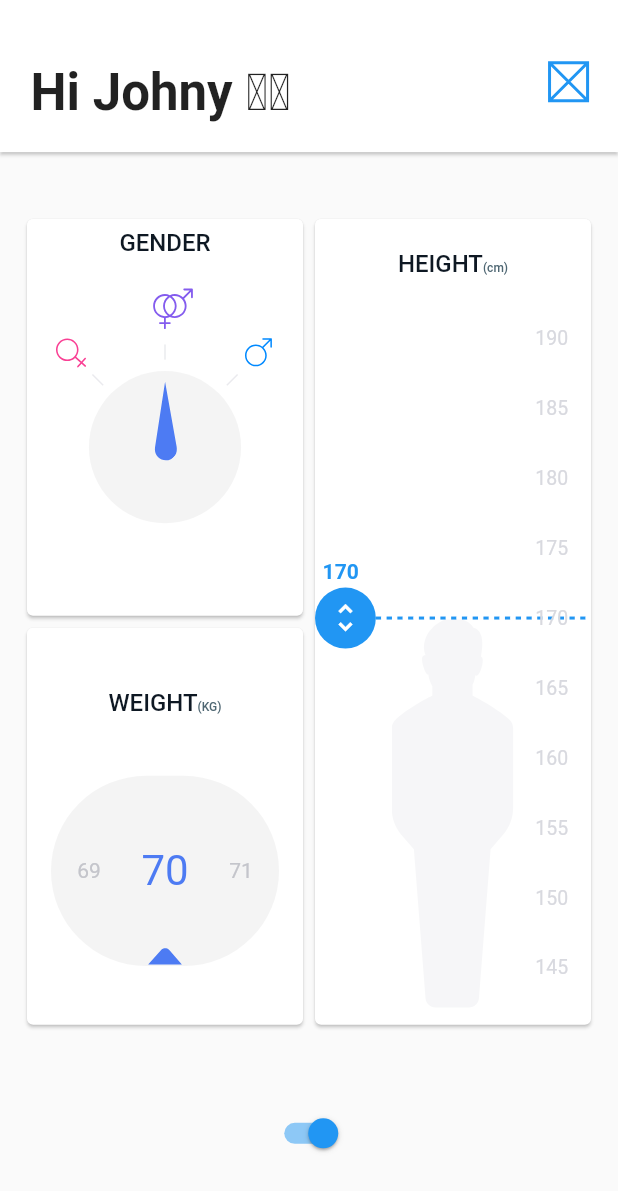
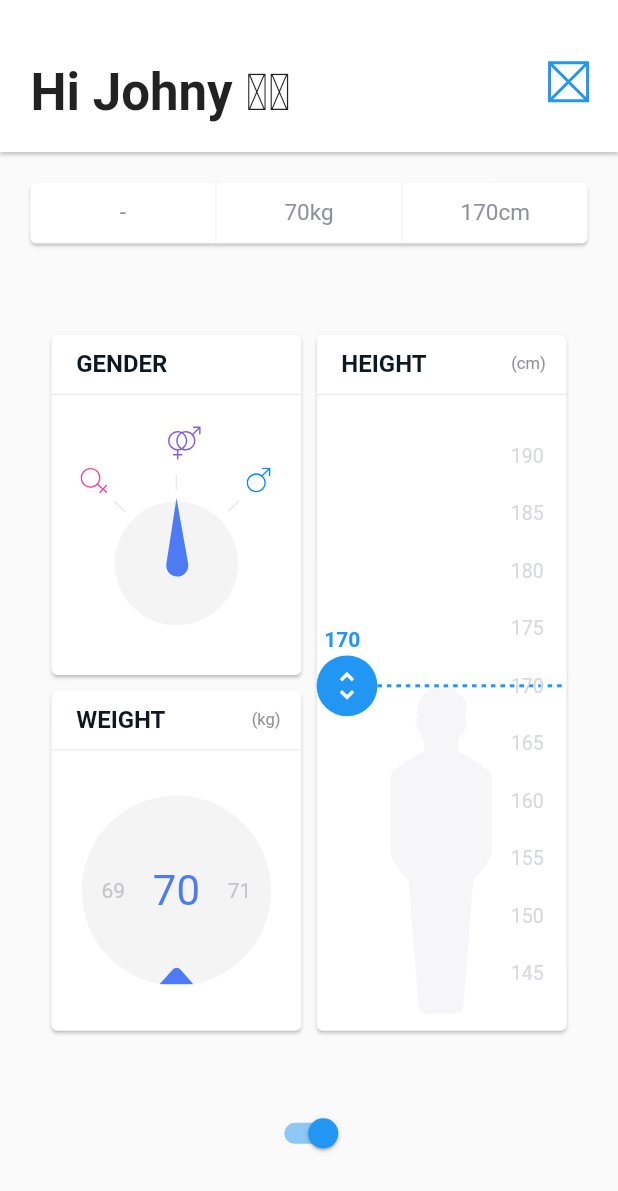
Before and after one commit to kokodavid/xbmi, a Flutter app: the screen it shows after launch, on a phone screen of 412 x 824 dp. Shown: the top 1191 px of the screen. Run offline on Flutter 3.47's test engine with Material 2 defaults, Android fonts, the phone set to English and light mode, and no system bars; our stand-ins replace flutter_svg.

Commit message:
complete input and display functions

```diff
--- a/lib/screens/card_title.dart
+++ b/lib/screens/card_title.dart
@@ -1,39 +1,55 @@
 import 'package:flutter/material.dart';
+
+import '../utlis/widget_utils.dart';
 
 
 const TextStyle _titleStyle = TextStyle(
   fontSize: 16.0,
-  fontWeight: FontWeight.w500,
+  fontWeight: FontWeight.w600,
   color: Color.fromRGBO(14, 24, 35, 1.0),
 );
 
 const TextStyle _subtitleStyle = TextStyle(
-  fontSize: 8.0,
-  fontWeight: FontWeight.w500,
-  color: Color.fromRGBO(78, 102, 114, 1.0),
+  fontSize: 11.0,
+  color: Color.fromRGBO(143, 144, 156, 1.0),
 );
 
-
 class CardTitle extends StatelessWidget {
-   final String title;
+  final String title;
   final String? subtitle;
 
-
-  const CardTitle(this.title, {Key? key,this.subtitle}) : super(key: key);
+  const CardTitle(this.title, {Key? key, this.subtitle}) : super(key: key);
 
   @override
   Widget build(BuildContext context) {
-    return RichText(
-      text: TextSpan(
-        text: title,
-        style: _titleStyle,
-        children: <TextSpan>[
-          TextSpan(
-            text: subtitle ?? "",
-            style: _subtitleStyle,
+    return Column(
+      children: <Widget>[
+        Padding(
+          padding: EdgeInsets.only(
+            top: screenAwareSize(8.0, context),
+            left: screenAwareSize(13.0, context),
+            right: screenAwareSize(11.0, context),
+            bottom: screenAwareSize(8.0, context),
           ),
-        ],
-      ),
+          child: Row(
+            mainAxisAlignment: MainAxisAlignment.spaceBetween,
+            children: <Widget>[
+              Text(
+                title,
+                style: _titleStyle,
+              ),
+              Text(
+                subtitle ?? "",
+                style: _subtitleStyle,
+              )
+            ],
+          ),
+        ),
+        const Divider(
+          height: 1.0,
+          color: Color.fromRGBO(143, 144, 156, 0.22),
+        ),
+      ],
     );
   }
 }
--- a/lib/screens/gender/gender_card.dart
+++ b/lib/screens/gender/gender_card.dart
@@ -8,8 +8,10 @@ import 'dart:math' as math;
 
 class GenderCard extends StatefulWidget {
   final Gender? initialGender;
+  final ValueChanged<Gender> onChanged;
 
-  const GenderCard({Key? key, this.initialGender}) : super(key: key);
+  const GenderCard({Key? key, this.initialGender, required this.onChanged})
+      : super(key: key);
 
   @override
   State<GenderCard> createState() => _GenderCardState();
@@ -48,10 +50,13 @@ class _GenderCardState extends State<GenderCard>
   @override
   Widget build(BuildContext context) {
     return Card(
+      margin: EdgeInsets.only(
+        left: screenAwareSize(16.0, context),
+        right: screenAwareSize(4.0, context),
+        bottom: screenAwareSize(4.0, context),
+      ),
       child: SizedBox(
         width: double.infinity,
-        child: Padding(
-          padding: EdgeInsets.only(top: screenAwareSize(5.0, context)),
         child: Column(
           crossAxisAlignment: CrossAxisAlignment.center,
           children: <Widget>[
@@ -61,7 +66,6 @@ class _GenderCardState extends State<GenderCard>
               child: _drawMainStack(),
             )
           ],
-          ),
         ),
       ),
     );
@@ -104,7 +108,7 @@ class _GenderCardState extends State<GenderCard>
   }
 
   void _setSelectedGender(Gender gender) {
-    setState(() => selectedGender = gender);
+    widget.onChanged(gender);
     _arrowAnimationController!.animateTo(
       _genderAngles[gender]!,
       duration: const Duration(milliseconds: 150),
@@ -128,7 +132,7 @@ class GenderIconTranslated extends StatelessWidget {
   String? get _assetName => _genderImages[gender];
 
   double _iconSize(BuildContext context) {
-    return screenAwareSize(_isOtherGender ? 22.0 : 16.0, context);
+    return screenAwareSize(_isOtherGender ? 18.0 : 14.0, context);
   }
 
   double _genderLeftPadding(BuildContext context) {
@@ -177,7 +181,7 @@ class GenderIconTranslated extends StatelessWidget {
   }
 }
 
-double _circleSize(BuildContext context) => screenAwareSize(80.0, context);
+double _circleSize(BuildContext context) => screenAwareSize(65.0, context);
 
 class GenderCircle extends StatelessWidget {
   const GenderCircle({super.key});
--- a/lib/screens/height/height_card.dart
+++ b/lib/screens/height/height_card.dart
@@ -4,48 +4,38 @@ import '../../utlis/widget_utils.dart';
 import '../card_title.dart';
 import 'height_picker.dart';
 
-class HeightCard extends StatefulWidget {
-  final int? height;
+class HeightCard extends StatelessWidget {
+  final int height;
+  final ValueChanged<int>? onChanged;
 
-  const HeightCard({Key? key, this.height}) : super(key: key);
-
-  @override
-  HeightCardState createState() => HeightCardState();
-}
-
-class HeightCardState extends State<HeightCard> {
-  int? height;
-
-  @override
-  void initState() {
-    super.initState();
-    height = widget.height ?? 170;
-  }
+  const HeightCard({Key? key, this.height = 170, this.onChanged})
+      : super(key: key);
 
   @override
   Widget build(BuildContext context) {
     return Card(
-      child: Padding(
-        padding: EdgeInsets.only(top: screenAwareSize(16.0, context)),
+      margin: EdgeInsets.only(
+        right: screenAwareSize(16.0, context),
+        left: screenAwareSize(4.0, context),
+      ),
       child: Column(
         crossAxisAlignment: CrossAxisAlignment.center,
         children: <Widget>[
-            CardTitle("HEIGHT", subtitle: "(cm)"),
+          const CardTitle("HEIGHT", subtitle: "(cm)"),
           Expanded(
             child: Padding(
               padding: EdgeInsets.only(bottom: screenAwareSize(8.0, context)),
               child: LayoutBuilder(builder: (context, constraints) {
                 return HeightPicker(
                   widgetHeight: constraints.maxHeight,
-                    height: height!,
-                    onChange: (val) => setState(() => height = val),
+                  height: height,
+                  onChange: (val) => onChanged!(val),
                 );
               }),
             ),
           ),
         ],
       ),
-      ),
     );
   }
 }
--- a/lib/screens/input_page.dart
+++ b/lib/screens/input_page.dart
@@ -1,3 +1,4 @@
+import 'package:bmiapp/screens/gender/gender.dart';
 import 'package:bmiapp/screens/gender/gender_card.dart';
 import 'package:bmiapp/screens/height/height_card.dart';
 import 'package:bmiapp/screens/weight/weight_card.dart';
@@ -6,8 +7,19 @@ import 'package:flutter/material.dart';
 import '../utlis/app_bar.dart';
 import '../utlis/widget_utils.dart';
 import 'input_page_styles.dart';
+import 'input_summary_card.dart';
 
-class InputPage extends StatelessWidget {
+class InputPage extends StatefulWidget {
+  @override
+  State<InputPage> createState() => _InputPageState();
+}
+
+class _InputPageState extends State<InputPage> {
+
+  Gender gender = Gender.other;
+  int height = 170;
+  int weight = 70;
+
   Widget build(BuildContext context) {
     return Scaffold(
       appBar: PreferredSize(
@@ -18,6 +30,11 @@ class InputPage extends StatelessWidget {
         child: Column(
           crossAxisAlignment: CrossAxisAlignment.start,
           children: <Widget>[
+            InputSummaryCard(
+            gender: gender,
+            weight: weight,
+            height: height,
+          ),
             Expanded(child: _buildCards(context)),
             _buildBottom(context),
           ],
@@ -25,6 +42,7 @@ class InputPage extends StatelessWidget {
       ),
     );
   }
+
   Widget _buildBottom(BuildContext context) {
     return Container(
       alignment: Alignment.center,
@@ -45,25 +63,30 @@ class InputPage extends StatelessWidget {
         children: <Widget>[
           Expanded(
             child: Column(
-              children: const <Widget>[
-                Expanded(child: GenderCard()),
-                Expanded(child: WeightCard()),
+              children:  <Widget>[
+                Expanded(child: GenderCard(
+                  initialGender: gender,
+                  onChanged: (val) => setState(() => gender = val),
+
+                )),
+                Expanded(
+                  child: WeightCard(
+        weight: weight,
+        onChanged: (val) => setState(() => weight = val),
+      ),
+                  ),
               ],
             ),
           ),
-          const Expanded(child: HeightCard()),
+           Expanded(
+            child: HeightCard(
+           height: height,
+            onChanged: (val) => setState(() => height = val),
+      ),
+          ),
         ],
       ),
     );
   }
 
-  Widget _tempCard(String label) {
-    return Card(
-      child: Container(
-        width: double.infinity,
-        height: double.infinity,
-        child: Text(label),
-      ),
-    );
-  }
 }
--- /dev/null
+++ b/lib/screens/input_summary_card.dart
@@ -0,0 +1,57 @@
+import 'package:flutter/material.dart';
+
+import '../utlis/widget_utils.dart';
+import 'gender/gender.dart';
+
+class InputSummaryCard extends StatelessWidget {
+  final Gender gender;
+  final int height;
+  final int weight;
+
+  const InputSummaryCard({Key? key, required this.gender, required this.height, required this.weight})
+      : super(key: key);
+
+  @override
+  Widget build(BuildContext context) {
+    return Card(
+      margin: EdgeInsets.all(screenAwareSize(16.0, context)),
+      child: SizedBox(
+        height: screenAwareSize(32.0, context),
+        child: Row(
+          children: <Widget>[
+            Expanded(child: _genderText()),
+            _divider(),
+            Expanded(child: _text("${weight}kg")),
+            _divider(),
+            Expanded(child: _text("${height}cm")),
+          ],
+        ),
+      ),
+    );
+  }
+
+  Widget _genderText() {
+    String genderText = gender == Gender.other
+        ? '-'
+        : (gender == Gender.male ? 'Male' : 'Female');
+    return _text(genderText);
+  }
+
+  Widget _text(String text) {
+    return Text(
+      text,
+      style: TextStyle(
+        color: Color.fromRGBO(143, 144, 156, 1.0),
+        fontSize: 15.0,
+      ),
+      textAlign: TextAlign.center,
+    );
+  }
+
+  Widget _divider() {
+    return Container(
+      width: 1.0,
+      color: Color.fromRGBO(151, 151, 151, 0.1),
+    );
+  }
+}
--- a/lib/screens/weight/weight_card.dart
+++ b/lib/screens/weight/weight_card.dart
@@ -5,45 +5,35 @@ import 'package:flutter_svg/svg.dart';
 import '../../utlis/widget_utils.dart';
 import '../card_title.dart';
 
-class WeightCard extends StatefulWidget {
-  final int? initialWeight;
+class WeightCard extends StatelessWidget {
+  final int weight;
+  final ValueChanged<int>? onChanged;
 
-  const WeightCard({super.key, this.initialWeight});
-
-  @override
-  _WeightCardState createState() => _WeightCardState();
-}
-
-
-
-class _WeightCardState extends State<WeightCard> {
-
-  int? weight;
-  @override
-  void initState() {
-    weight = widget.initialWeight ?? 70;
-    super.initState();
-  }
+  const WeightCard({Key? key, this.weight = 70, this.onChanged})
+      : super(key: key);
 
   @override
   Widget build(BuildContext context) {
     return Card(
-      child: Padding(
-        padding: EdgeInsets.only(top: screenAwareSize(32.0, context)),
+      margin: EdgeInsets.only(
+        left: screenAwareSize(16.0, context),
+        right: screenAwareSize(4.0, context),
+        top: screenAwareSize(4.0, context),
+      ),
       child: Column(
         crossAxisAlignment: CrossAxisAlignment.center,
         children: <Widget>[
-            CardTitle("WEIGHT", subtitle: "(KG)"),
+          CardTitle("WEIGHT", subtitle: "(kg)"),
           Expanded(
             child: Center(
               child: Padding(
-                  padding: const EdgeInsets.symmetric(horizontal: 16.0),
+                padding: EdgeInsets.symmetric(
+                    horizontal: screenAwareSize(16.0, context)),
                 child: _drawSlider(),
               ),
             ),
           ),
         ],
-        ),
       ),
     );
   }
@@ -57,15 +47,14 @@ Widget _drawSlider() {
               : WeightSlider(
                   minValue: 30,
                   maxValue: 110,
-                value: weight!,
-                onChanged: (val) => setState(() => weight = val),
+                  value: weight,
+                  onChanged: (val) => onChanged!(val),
                   width: constraints.maxWidth,
                 );
         },
       ),
     );
   }
-
 }
 
 class WeightBackground extends StatelessWidget {
```
Lines whose indentation alone changed are shown as unchanged.
